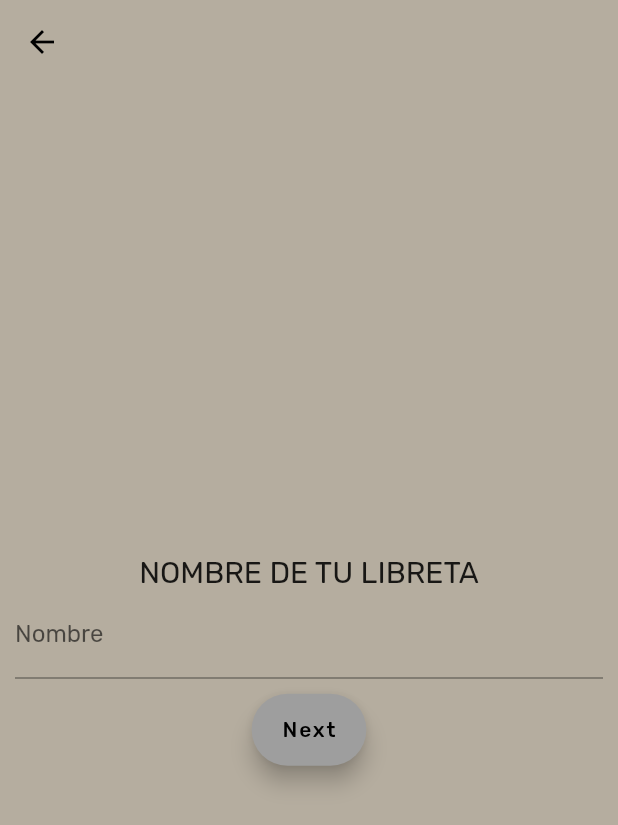
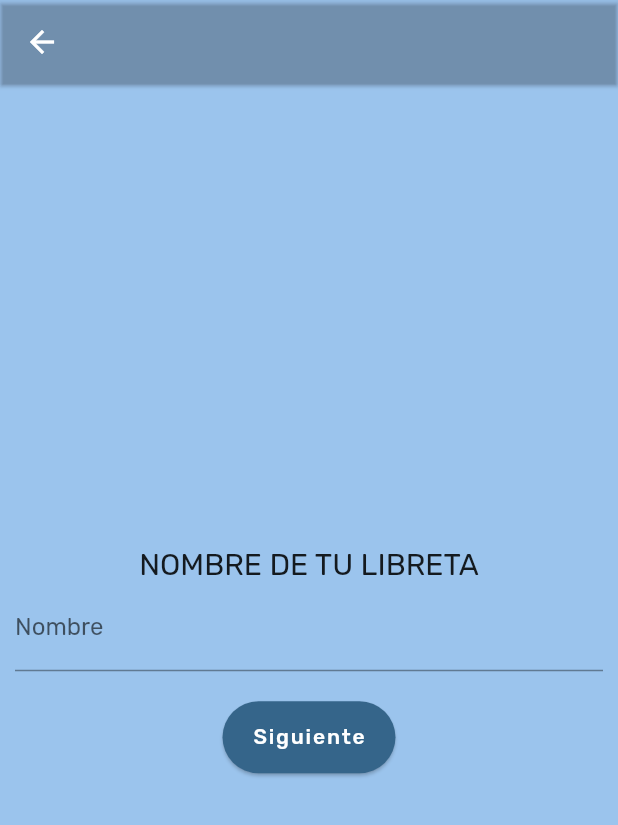
Before and after one commit to knotfold/chismografo, a Flutter app: the Home screen opened by its route, after a tap on "Crea una nueva libreta", on a phone screen of 412 x 824 dp. Shown: the top 825 px of the screen. Run offline on Flutter 3.47's test engine with Material 2 defaults, Android fonts, the phone set to English and light mode, and no system bars; our stand-ins replace cloud_firestore, firebase_auth, firebase_storage, font_awesome_flutter, google_fonts, google_sign_in and 3 more; accounts and stored records are empty.

Commit message:
cambié color y diseño de algunas cosas, añadí json

```diff
--- a/lib/pages/amigos.dart
+++ b/lib/pages/amigos.dart
@@ -10,7 +10,7 @@ class Amigos extends StatelessWidget {
     Controller controller = Provider.of<Controller>(context);
     return Scaffold(
       floatingActionButton: FloatingActionButton(
-        child: Icon(Icons.face),
+        child: Icon(Icons.person_add),
         onPressed: () {
           showDialog(
             context: context,
--- a/lib/pages/amigosSelector.dart
+++ b/lib/pages/amigosSelector.dart
@@ -28,7 +28,7 @@ class _AmigosSelectorState extends State<AmigosSelector> {
               if (!snapshot.hasData) return const CircularProgressIndicator();
               List<DocumentSnapshot> documents = snapshot.data.documents;
               return documents.isEmpty
-                  ? Text('No tienes Amigos :(')
+                  ? Text('No tienes Amigos aún :C ' )
                   : ListView.builder(
                     shrinkWrap: true,
                       itemCount: documents.length,
--- a/lib/pages/formularioCreator.dart
+++ b/lib/pages/formularioCreator.dart
@@ -10,8 +10,8 @@ class FormularioCreator extends StatelessWidget {
     Controller controller = Provider.of(context);
     return Scaffold(
       appBar: AppBar(
-        elevation: 0,
-        backgroundColor: Colors.transparent,
+        elevation: 1,
+       backgroundColor: Colors.transparent,
       ),
       body: PageView(
         physics: BouncingScrollPhysics(),
@@ -40,14 +40,14 @@ class FormularioCreator extends StatelessWidget {
             ),
           ),
           SizedBox(
-            height: 10,
+            height: 20,
           ),
           FloatingActionButton.extended(
             onPressed: () {
               pageController.jumpToPage(1);
             },
 
-            label: Text('Next'),
+            label: Text('Siguiente'),
           ),
         ],
       ),
--- a/lib/pages/home.dart
+++ b/lib/pages/home.dart
@@ -32,8 +32,9 @@ class _HomeState extends State<Home> {
       body: _widgetOptions.elementAt(seleccionado),
       bottomNavigationBar: BottomNavigationBar(
         currentIndex: seleccionado,
-          backgroundColor: Colors.black,
-          fixedColor: Colors.black,
+
+          fixedColor: Colors.blueGrey,
+          unselectedItemColor: Colors.grey,
           onTap: (int index) {
             _onItemTapped(index);
           },
@@ -52,7 +53,7 @@ class _HomeState extends State<Home> {
               title: Text('Amigos'),
             ),
             BottomNavigationBarItem(
-              icon: Icon(Icons.settings),
+              icon: Icon(Icons.person),
               title: Text('Perfil'),
             ),
             BottomNavigationBarItem(
--- a/lib/services/signIn.dart
+++ b/lib/services/signIn.dart
@@ -11,6 +11,7 @@ String uid;
 
 Future<String> signInWithGoogle(Controller controlador1) async {
   print('entré a signinwithgoogle');
+
   final GoogleSignInAccount googleSignInAccount = await googleSignIn.signIn().catchError((onError){
     print(onError);
   });
--- a/lib/shared/colors.dart
+++ b/lib/shared/colors.dart
@@ -1,3 +1,7 @@
 import 'package:flutter/material.dart';
 
-const backgroundColor = const Color(0xFFb5ad9f);
+//const backgroundColor = const Color(0xFFb5ad9f);
+const primaryColor = const Color(0xFF00c853);
+const backgroundColor = const Color(0xFF697c2ec);
+const buttonColors = const Color(0xFF35658a);
+const color1 = const Color(0xFF6692ba);
--- a/lib/shared/shareStuff.dart
+++ b/lib/shared/shareStuff.dart
@@ -20,7 +20,7 @@ Drawer myDrawer(BuildContext context) {
         AppBar(
           // centerTitle: true,
           backgroundColor: Colors.transparent,
-          elevation: 0,
+          elevation: 1,
           title: Text('Ménu'),
         ),
         ListTile(
```
Also changed, not shown: lib/main.dart (+9 -6 lines), lib/shared/miniProfile.dart (+160 -109 lines), 1 other file.
